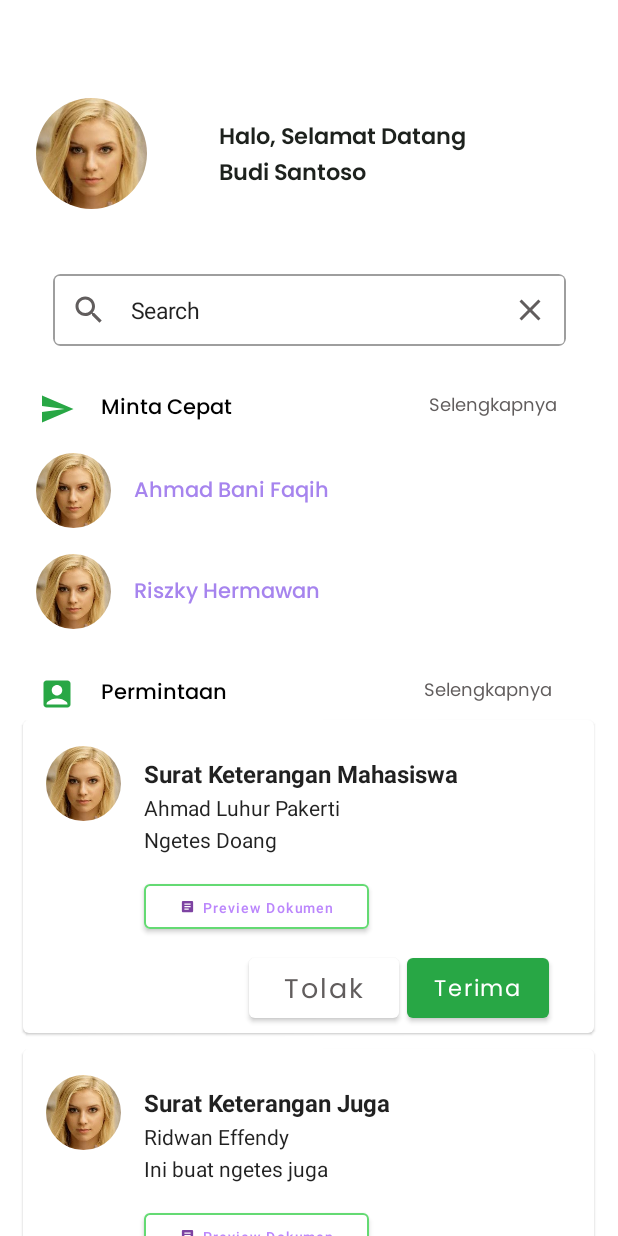
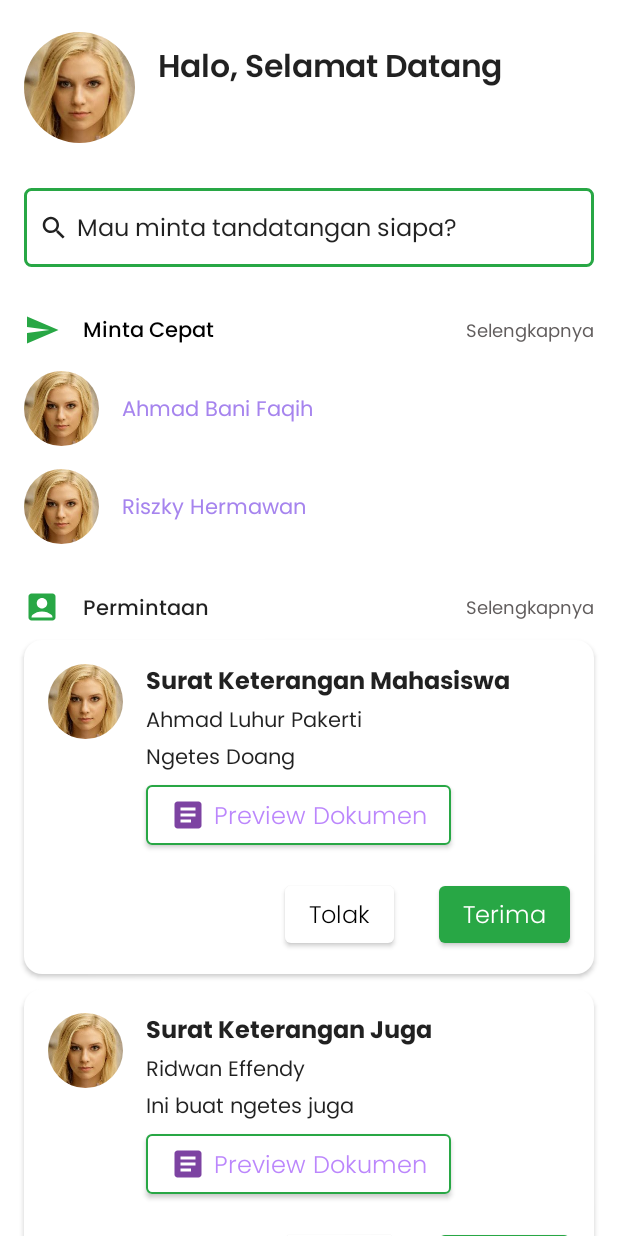
Before and after one commit to Adnif/taio-frontend, an Android app built with Jetpack Compose: the screen it shows after launch (MainActivity), on a phone screen of 412 x 824 dp. Run offline under Robolectric (Android 15) with nearby library versions, the phone set to English and light mode, and no system bars.

Commit message:
Refactor A LOT of codes, and fix scrollable screen

```diff
--- a/app/src/main/java/com/taio/taio/data/DataSource.kt
+++ b/app/src/main/java/com/taio/taio/data/DataSource.kt
@@ -1,31 +1,31 @@
 package com.taio.taio.data
 
 import com.taio.taio.R
-import com.taio.taio.model.FastRequest
-import com.taio.taio.model.Request
+import com.taio.taio.domain.model.User
+import com.taio.taio.domain.model.UserRequest
 
 class DataSource() {
-    fun loadFastRequest(): List<FastRequest> {
-        return listOf<FastRequest>(
-            FastRequest(R.drawable.avatar, "Ahmad Bani Faqih"),
-            FastRequest(R.drawable.avatar, "Riszky Hermawan")
+    fun loadFastRequest(): List<User> {
+        return listOf<User>(
+            User(R.drawable.avatar, "Ahmad Bani Faqih"),
+            User(R.drawable.avatar, "Riszky Hermawan")
         )
     }
 
-    fun loadRequest(): List<Request> {
-        return listOf<Request>(
-            Request(
+    fun loadRequest(): List<UserRequest> {
+        return listOf<UserRequest>(
+            UserRequest(
                 R.drawable.avatar,
                 "Surat Keterangan Mahasiswa",
                 "Ahmad Luhur Pakerti",
                 "Ngetes Doang"),
-            Request(
+            UserRequest(
                 R.drawable.avatar,
                 "Surat Keterangan Juga",
                 "Ridwan Effendy",
                 "Ini buat ngetes juga"
             ),
-            Request(
+            UserRequest(
                 R.drawable.avatar,
                 "Surat Apa gitu yang resmi",
                 "Kurosaki wololo nan elok",
--- /dev/null
+++ b/app/src/main/java/com/taio/taio/domain/model/User.kt
@@ -0,0 +1,9 @@
+package com.taio.taio.domain.model
+
+import androidx.annotation.DrawableRes
+
+data class User(
+    @DrawableRes val avatar: Int,
+    val name: String,
+    val email: String = "example@gmail.com"
+)
--- /dev/null
+++ b/app/src/main/java/com/taio/taio/domain/model/UserRequest.kt
@@ -0,0 +1,8 @@
+package com.taio.taio.domain.model
+
+data class UserRequest(
+    val avatar: Int,
+    val title: String,
+    val name: String,
+    val desc: String
+)
--- a/app/src/main/java/com/taio/taio/model/FastRequest.kt
+++ /dev/null
@@ -1,5 +0,0 @@
-package com.taio.taio.model
-
-data class FastRequest(val avatar: Int, val userName: String) {
-
-}
--- a/app/src/main/java/com/taio/taio/model/Request.kt
+++ /dev/null
@@ -1,5 +0,0 @@
-package com.taio.taio.model
-
-data class Request(val avatar: Int, val docTitle: String, val userName: String, val docDesc: String){
-
-}
--- a/app/src/main/java/com/taio/taio/ui/TandatanganioApp.kt
+++ b/app/src/main/java/com/taio/taio/ui/TandatanganioApp.kt
@@ -11,8 +11,10 @@ import androidx.compose.ui.tooling.preview.Preview
 import androidx.navigation.compose.NavHost
 import androidx.navigation.compose.composable
 import androidx.navigation.compose.rememberNavController
+import com.taio.taio.domain.model.User
+import com.taio.taio.ui.screen.HomeScreen
 import com.taio.taio.ui.theme.TandatanganioMobileTheme
-import com.taio.taio.ui.theme.screen.HomeScreen
+import com.taio.taio.ui.screen.HomeScreen
 
 enum class TandatanganioScreen() {
     Home,
@@ -41,7 +43,7 @@ fun TandatanganioApp(modifier: Modifier = Modifier) {
                 modifier = modifier
             ) {
                 composable(route = TandatanganioScreen.Home.name) {
-                    HomeScreen(name = "Budi Santoso")
+                    HomeScreen(User(0, ""))
                 }
             }
         }
--- a/app/src/main/java/com/taio/taio/ui/screen/HomeScreen.kt
+++ b/app/src/main/java/com/taio/taio/ui/screen/HomeScreen.kt
@@ -1,20 +1,15 @@
-package com.taio.taio.ui.theme.screen
+package com.taio.taio.ui.screen
 
-import androidx.compose.foundation.BorderStroke
-import androidx.compose.foundation.Image
-import androidx.compose.foundation.border
-import androidx.compose.foundation.clickable
+import androidx.compose.foundation.*
 import androidx.compose.foundation.layout.*
 import androidx.compose.foundation.lazy.LazyColumn
+import androidx.compose.foundation.shape.CircleShape
 import androidx.compose.foundation.shape.RoundedCornerShape
-import androidx.compose.foundation.text.KeyboardActions
-import androidx.compose.foundation.text.KeyboardOptions
 import androidx.compose.material.*
 import androidx.compose.material.icons.Icons
 import androidx.compose.material.icons.filled.AccountBox
-import androidx.compose.material.icons.filled.Close
-import androidx.compose.material.icons.filled.Search
 import androidx.compose.material.icons.filled.Send
+import androidx.compose.material.icons.sharp.Search
 import androidx.compose.runtime.Composable
 import androidx.compose.ui.Alignment
 import androidx.compose.ui.Modifier
@@ -22,326 +17,256 @@ import androidx.compose.ui.draw.clip
 import androidx.compose.ui.graphics.Color
 import androidx.compose.ui.layout.ContentScale
 import androidx.compose.ui.res.painterResource
-import androidx.compose.ui.text.TextStyle
+import androidx.compose.ui.res.stringResource
 import androidx.compose.ui.text.font.FontWeight
-import androidx.compose.ui.text.input.ImeAction
 import androidx.compose.ui.text.style.TextAlign
 import androidx.compose.ui.tooling.preview.Preview
 import androidx.compose.ui.unit.dp
 import androidx.compose.ui.unit.sp
 import com.taio.taio.R
 import com.taio.taio.data.DataSource
-import com.taio.taio.model.FastRequest
-import com.taio.taio.model.Request
+import com.taio.taio.domain.model.User
+import com.taio.taio.domain.model.UserRequest
 import com.taio.taio.ui.theme.*
 
 @Composable
 fun HomeScreen(
-    modifier: Modifier = Modifier,
-    name: String
+    authenticatedUser: User,
+    modifier: Modifier = Modifier
 ){
-    Column() {
-        Row(modifier = modifier
-            .padding(PaddingValues(top = 65.dp, start = 24.dp))
+    Column(
+        modifier = Modifier
+            .padding(horizontal = 16.dp)
+            .verticalScroll(rememberScrollState())
+            .fillMaxWidth()
+    ) {
+        Row(
+            modifier = modifier
+                .padding(top = 21.dp, bottom = 30.dp),
+            verticalAlignment = Alignment.CenterVertically
         ) {
             Image(
                 modifier = modifier
                     .size(74.dp)
-                    .clip(RoundedCornerShape(500.dp)),
+                    .clip(CircleShape),
                 contentScale = ContentScale.Crop,
                 painter = painterResource(id = R.drawable.avatar),
                 contentDescription = null
             )
-            Column(modifier = modifier
-                .padding(PaddingValues(start = 48.dp, top = 13.dp))
-                .width(179.dp)
-                .height(48.dp)
-            ){
             Text(
-                    text = "Halo, Selamat Datang $name",
-                    fontSize = 15.sp,
-                    fontWeight = FontWeight.W600,
-                    fontFamily = fonts,
-                    color = Color(0xFF1D211D),
-                    lineHeight = 24.sp
+                text = stringResource(R.string.greeter, authenticatedUser.name),
+                style = Typography.h1,
+                modifier = Modifier.padding(start = 15.dp)
             )
         }
-        }
-        Row(
-            modifier = modifier
-                .padding(PaddingValues(top = 43.dp))
-                .align(Alignment.CenterHorizontally)
-        ){
-            SearchBar(text = "Search", onTextChange = {}, onCloseClicked = {}, onSearchClicked = {})
-        }
+
+        SearchBar(onSearchBarClick = {})
+
         Row(
             modifier = modifier
                 .padding(PaddingValues(top = 30.dp))
+                .fillMaxWidth(),
+            verticalAlignment = Alignment.CenterVertically,
         ){
-            Column(
-                modifier = modifier
-                    .padding(PaddingValues(start = 26.dp,end = 17.dp))
-            ) {
             Icon(
                 imageVector = Icons.Default.Send,
                 contentDescription = "Send Icon",
-                    tint = Color(0xFF28A745),
+                tint = MaterialTheme.colors.primary,
+                modifier = Modifier.padding(end = 15.dp)
             )
-            }
-            Column(
-                modifier = modifier
-                    .padding(PaddingValues(end = 131.dp))
-            ) {
             Text(
                 text = "Minta Cepat",
                 fontSize = 14.sp,
                 fontWeight = FontWeight.W500,
-                    fontFamily = fonts,
                 color = Color(0xFF000000),
                 lineHeight = 21.sp
             )
+            Spacer(modifier = Modifier.weight(1f))
+            Text(
+                modifier = Modifier
+                    .clickable { },
+                text = "Selengkapnya",
+                fontSize = 12.sp,
+                fontWeight = FontWeight.W400,
+                color = Color(0xFF615D5D),
+                lineHeight = 18.sp,
+            )
         }
-            Column(
+
+        FastRequestList(userList = DataSource().loadFastRequest())
+
+        Row(
             modifier = modifier
-                    .padding(PaddingValues(end = 20.dp))
-            ) {
+                .padding(top = 30.dp),
+            verticalAlignment = Alignment.CenterVertically
+        ){
+            Icon(
+                imageVector = Icons.Default.AccountBox,
+                contentDescription = null,
+                tint = MaterialTheme.colors.primary,
+                modifier = Modifier.padding(end = 15.dp)
+            )
+            Text(
+                text = "Permintaan",
+                fontSize = 14.sp,
+                fontWeight = FontWeight.W500,
+            )
+            Spacer(modifier = Modifier.weight(1f))
             Text(
                 modifier = Modifier.clickable {  },
                 textAlign = TextAlign.End,
                 text = "Selengkapnya",
                 fontSize = 12.sp,
                 fontWeight = FontWeight.W400,
-                    fontFamily = fonts,
                 color = Color(0xFF615D5D),
                 lineHeight = 18.sp,
             )
         }
 
-        }
-        FastReqList(fastReqList = DataSource().loadFastRequest())
-
-        Row(
-            modifier = modifier
-                .padding(PaddingValues(top = 31.dp))
-        ){
-            Column(
-                modifier = modifier
-                    .padding(PaddingValues(start = 26.dp,end = 17.dp))
-            ) {
-                Icon(
-                    imageVector = Icons.Default.AccountBox,
-                    contentDescription = null,
-                    tint = Color(0xFF28A745),
-
-                )
-            }
-            Column(
-                modifier = modifier
-                    .padding(PaddingValues(end = 131.dp))
-            ) {
-                Text(
-                    text = "Permintaan",
-                    fontSize = 14.sp,
-                    fontWeight = FontWeight.W500,
-                    fontFamily = fonts,
-                    color = Color(0xFF000000),
-                    lineHeight = 21.sp
-                )
-            }
-            Column(
-                modifier = modifier
-                    .padding(PaddingValues(end = 20.dp))
-            ) {
-                Text(
-                    modifier = Modifier.clickable {  },
-                    textAlign = TextAlign.End,
-                    text = "Selengkapnya",
-                    fontSize = 12.sp,
-                    fontWeight = FontWeight.W400,
-                    fontFamily = fonts,
-                    color = Color(0xFF615D5D),
-                    lineHeight = 18.sp,
-                )
-            }
-
-        }
-        ReqList(nReqList = DataSource().loadRequest(), modifier)
+        RequestedList(requests = DataSource().loadRequest())
     }
 }
 
 @Composable
 fun SearchBar(
-    text: String,
-    onTextChange: (String) -> Unit,
-    onCloseClicked: () -> Unit,
-    onSearchClicked: (String) -> Unit
+    onSearchBarClick: () -> Unit,
+    modifier: Modifier = Modifier
 ){
-   OutlinedTextField(
-       modifier = Modifier
-           .width(342.dp)
-           .height(48.dp)
-           .clip(RoundedCornerShape(5.dp)),
-       value = text,
-       onValueChange = {
-           onTextChange
-       },
-       placeholder = {
-           Text(text = "Mau minta tandatangan siapa ?")
-       },
-       textStyle = TextStyle(
-           fontSize = 15.sp
-       ),
-       colors = TextFieldDefaults.outlinedTextFieldColors(
-           focusedBorderColor = Color(0xFF28A745)
-       ),
-       singleLine = true,
-       leadingIcon = {
-           IconButton(
-               onClick = {}
+    Row(
+        modifier = modifier
+            .border(
+                BorderStroke(2.dp, MaterialTheme.colors.primary),
+                shape = RoundedCornerShape(5.dp),
+            )
+            .clickable { onSearchBarClick() }
+            .padding(PaddingValues(horizontal = 10.dp, vertical = 15.dp))
+            .fillMaxWidth(),
+        verticalAlignment = Alignment.CenterVertically
     ) {
         Icon(
-                   imageVector = Icons.Default.Search,
-                   contentDescription = "Search Icon",
-                   tint = Color(0xFF615D5D)
+            Icons.Sharp.Search,
+            "search icon",
+            modifier
+                .size(20.dp)
+        )
+        Text(
+            text = stringResource(id = R.string.search_placeholder),
+            modifier = modifier.padding(start = 5.dp)
         )
     }
-       },
-       trailingIcon = {
-           IconButton(
-               onClick = {
-                   if (text.isEmpty()){
-                       onTextChange("")
-                   }else {
-                       onCloseClicked()
-                   }
-               }
-           ) {
-               Icon(
-                   imageVector = Icons.Default.Close,
-                   contentDescription = "Close Icon",
-                   tint = Color(0xFF615D5D)
-               )
-           }
-       },
-       keyboardOptions = KeyboardOptions(
-           imeAction = ImeAction.Search
-       ),
-       keyboardActions = KeyboardActions(
-           onSearch = { onSearchClicked(text) }
-       )
-   )
 }
 
 @Composable
-private fun ReqList(nReqList: List<Request>, modifier: Modifier = Modifier){
-    var displayReq: Int
-    if (nReqList.size > 3){
-        displayReq = 3
+private fun RequestedList(requests: List<UserRequest>){
+    val requestSize = if (requests.size > 3){
+        3
     }
     else {
-        displayReq = nReqList.size
+        requests.size
     }
-    LazyColumn {
-        items(displayReq) { reqList ->
-            Requested(nReqList[reqList], modifier)
+    Column {
+        for (i in 0..requestSize-1) {
+            Requested(requests[i])
         }
     }
 }
 
 @Composable
-private fun FastReqList(fastReqList: List<FastRequest>, modifier: Modifier = Modifier){
-    var displayReq: Int
-    if (fastReqList.size > 3){
-        displayReq = 3
+private fun FastRequestList(userList: List<User>, modifier: Modifier = Modifier){
+    val size = if (userList.size > 3){
+        3
+    } else {
+        userList.size
     }
-    else {
-        displayReq = fastReqList.size
-    }
-    LazyColumn {
-        items(displayReq) { reqList ->
-            FastReq(fastReqList[reqList], modifier)
+    Column {
+        for (i in 0..size-1) {
+            FastRequest(userList[i], modifier)
         }
     }
 }
 
 @Composable
-fun FastReq(fastRequest: FastRequest, modifier: Modifier = Modifier){
+fun FastRequest(user: User, modifier: Modifier = Modifier){
     Row(
+        verticalAlignment = Alignment.CenterVertically,
         modifier = modifier
-            .padding(PaddingValues(start = 24.dp, top = 17.dp))
+            .padding(top = 15.dp)
+    ) {
+        Image(
+            modifier = Modifier
+                .padding(end = 15.dp)
+                .size(50.dp)
+                .clip(CircleShape),
+            contentScale = ContentScale.Crop,
+            painter = painterResource(user.avatar),
+            contentDescription = null
+        )
+        Text(
+            text = user.name,
+            style = Typography.caption,
+            color = Color(0xFFA684EE),
+            lineHeight = 21.sp
+        )
+    }
+}
+
+@Composable
+fun Requested(request: UserRequest, modifier: Modifier = Modifier) {
+    Card(
+        shape = RoundedCornerShape(12.dp),
+        elevation = 2.dp,
+        modifier = Modifier
+            .padding(top = 10.dp)
+    ) {
+        Row(
+            modifier = Modifier.padding(16.dp)
         ) {
             Image(
                 modifier = modifier
                     .size(50.dp)
                     .clip(RoundedCornerShape(500.dp)),
                 contentScale = ContentScale.Crop,
-            painter = painterResource(fastRequest.avatar),
-            contentDescription = null
-        )
-        Column(modifier = modifier
-            .padding(PaddingValues(start = 15.dp, top = 14.dp))
-            .width(130.dp)
-            .height(21.dp)
-        ){
-            Text(
-                text = fastRequest.userName,
-                fontSize = 14.sp,
-                fontWeight = FontWeight.W500,
-                fontFamily = fonts,
-                color = Color(0xFFA684EE),
-                lineHeight = 21.sp
-            )
-        }
-    }
-}
-
-@Composable
-fun Requested(normalRequest: Request, modifier: Modifier = Modifier) {
-    Card(
-        modifier = Modifier
-            .border(BorderStroke(0.dp, Color.White), shape = Shapes.small)
-            .padding(PaddingValues(15.dp, 5.dp))
-    ) {
-        Row(
-            modifier = modifier
-                .padding(PaddingValues(start = 15.dp, top = 17.dp))
-        ) {
-            Image(
-                modifier = modifier
-                    .size(50.dp)
-                    .clip(RoundedCornerShape(500.dp)),
-                contentScale = ContentScale.Crop,
-                painter = painterResource(normalRequest.avatar),
+                painter = painterResource(request.avatar),
                 contentDescription = null
             )
             Column(
                 modifier = modifier
-                    .padding(PaddingValues(start = 15.dp, top = 10.dp))
-                    .width(300.dp)
+                    .padding(start = 15.dp)
             ) {
                 Text(
-                    text = normalRequest.docTitle,
+                    text = request.title,
                     fontWeight = FontWeight.Bold,
                     fontSize = 16.sp,
                 )
                 Text(
-                    text = normalRequest.userName,
-                    fontSize = 14.sp,
+                    text = request.name,
+                    style = Typography.caption,
                     modifier = modifier.padding(PaddingValues(top = 5.dp))
                 )
                 Text(
-                    text = normalRequest.docDesc,
-                    fontSize = 14.sp,
+                    text = request.desc,
+                    style = Typography.caption,
                     modifier = modifier.padding(PaddingValues(top = 5.dp))
                 )
-                PreviewButton()
-                Spacer(modifier = Modifier.height(20.dp))
-                Row {
-                    Spacer(modifier = Modifier.width(70.dp))
-                    RejectButton()
-                    AcceptButton()
+                PreviewButton({})
+                Row(
+                    modifier = Modifier.padding(top = 18.dp),
+                    horizontalArrangement = Arrangement.End
+                ) {
+                    Spacer(modifier = Modifier.weight(1f))
+                    RequestButton(
+                        text = stringResource(R.string.reject),
+                        buttonColor = Color.White,
+                        onClick = {},
+                        modifier = Modifier.padding(end = 30.dp)
+                    )
+                    RequestButton(
+                        text = stringResource(R.string.accept),
+                        buttonColor = MaterialTheme.colors.primary,
+                        textColor = Color.White,
+                        onClick = {}
+                    )
                 }
-                Spacer(modifier = Modifier.height(10.dp))
             }
         }
     }
@@ -349,68 +274,43 @@ fun Requested(normalRequest: Request, modifier: Modifier = Modifier) {
 }
 
 @Composable
-fun PreviewButton() {
+fun PreviewButton(onPreviewClick: () -> Unit) {
     Button(
-        onClick = {},
-        colors = ButtonDefaults.buttonColors(
-            backgroundColor = Color.White
-        ),
-        border = BorderStroke(1.dp, Green200),
-        modifier = Modifier
-            .width(150.dp)
-            .height(50.dp)
-            .padding(PaddingValues(top = 20.dp))
+        onClick = onPreviewClick,
+        colors = ButtonDefaults.buttonColors(backgroundColor = Color.White),
+        border = BorderStroke(1.dp, MaterialTheme.colors.primary),
+        modifier = Modifier.padding(top = 5.dp)
     ) {
         Image(
             painterResource(id = R.drawable.document),
             contentDescription = null,
-            modifier = Modifier
-                .size(15.dp)
-                .padding(PaddingValues(end = 5.dp))
         )
         Text(
-            text = "Preview Dokumen",
+            text = stringResource(R.string.document_preview),
             color = Purple200,
-            fontSize = 9.sp
+            modifier = Modifier
+                .padding(start = 5.dp)
         )
     }
 }
 
 @Composable
-fun RejectButton() {
+fun RequestButton(
+    modifier: Modifier = Modifier,
+    text: String,
+    buttonColor: Color,
+    textColor: Color = Color.Black,
+    onClick: () -> Unit
+) {
     Button(
-        onClick = {},
-        colors = ButtonDefaults.buttonColors(Color.White),
-        modifier = Modifier
-            .width(100.dp)
-            .height(40.dp)
-    ){
+        onClick = onClick,
+        colors = ButtonDefaults.buttonColors(buttonColor),
+        modifier = modifier
+    ) {
         Text(
-            text = "Tolak",
-            fontSize = 18.sp,
-            fontWeight = FontWeight.W400,
-            fontFamily = fonts,
-            color = Color(0xFF615D5D),
-        )
-    }
-}
-
-@Composable
-fun AcceptButton() {
-    Button(
-        onClick = {},
-        colors = ButtonDefaults.buttonColors(Green500),
-        modifier = Modifier
-            .width(100.dp)
-            .height(40.dp)
-            .padding(PaddingValues(start = 5.dp))
-    ){
-        Text(
-            text = "Terima",
-            fontSize = 15.sp,
-            fontWeight = FontWeight.W400,
-            fontFamily = fonts,
-            color = Color.White
+            text = text,
+            fontWeight = FontWeight.Light,
+            color = textColor
         )
     }
 }
@@ -418,5 +318,8 @@ fun AcceptButton() {
 @Preview(showSystemUi = true)
 @Composable
 fun HomeScreenPreview(){
-    HomeScreen(name = "Asep Konco")
+    TandatanganioMobileTheme() {
+        val mockUser = User(R.drawable.avatar, "Asep Konco")
+        HomeScreen(mockUser)
     }
+}
--- a/app/src/main/java/com/taio/taio/ui/theme/Type.kt
+++ b/app/src/main/java/com/taio/taio/ui/theme/Type.kt
@@ -20,9 +20,23 @@ val fonts = FontFamily(
 
 val Typography = Typography(
     body1 = TextStyle(
-        fontFamily = FontFamily.Default,
+        fontFamily = fonts,
         fontWeight = FontWeight.Normal,
         fontSize = 16.sp
+    ),
+    h1 = TextStyle(
+        fontFamily = fonts,
+        fontWeight = FontWeight.SemiBold,
+        fontSize = 21.sp
+    ),
+    button = TextStyle(
+        fontFamily = fonts,
+        fontWeight = FontWeight.Light
+    ),
+    caption = TextStyle(
+        fontFamily = fonts,
+        fontWeight = FontWeight.Normal,
+        fontSize = 14.sp
     )
     /* Other default text styles to override
     button = TextStyle(
--- a/app/src/main/res/values/strings.xml
+++ b/app/src/main/res/values/strings.xml
@@ -1,3 +1,8 @@
 <resources>
     <string name="app_name">Tandatangan.io Mobile</string>
+    <string name="search_placeholder">Mau minta tandatangan siapa?</string>
+    <string name="greeter">Halo, Selamat Datang\n%s</string>
+    <string name="reject">Tolak</string>
+    <string name="accept">Terima</string>
+    <string name="document_preview">Preview Dokumen</string>
 </resources>
```
Lines whose indentation alone changed are shown as unchanged.
